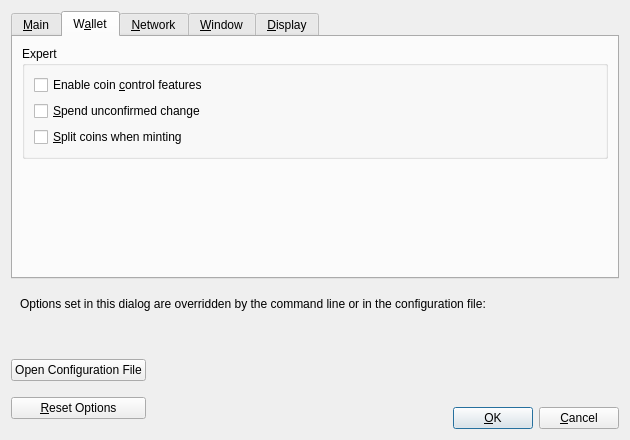
This is src/qt/forms/optionsdialog.ui in equalishcoin/equalishcoind as Qt 5 draws it before an edit. The edited form follows.
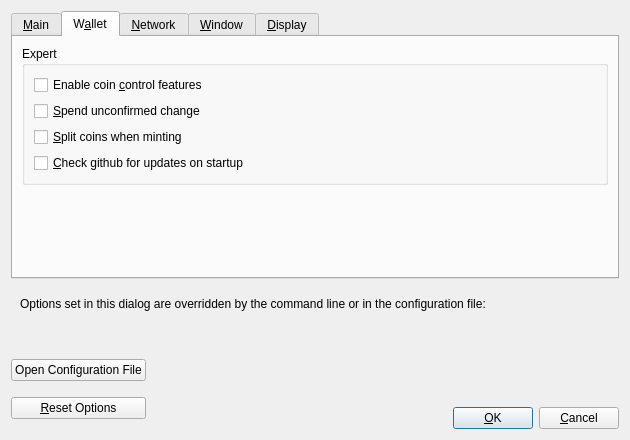
This is the edited form. The open tabs and pages were chosen to show the change. Custom widgets are drawn as their Qt base class.

Commit message: add check for latest version from github

```diff
--- a/src/qt/forms/optionsdialog.ui
+++ b/src/qt/forms/optionsdialog.ui
@@ -186,6 +186,16 @@
             </property>
            </widget>
           </item>
+          <item>
+           <widget class="QCheckBox" name="checkGithub">
+            <property name="toolTip">
+             <string>Whether to check official github for wallet updates on the startup.</string>
+            </property>
+            <property name="text">
+             <string>&amp;Check github for updates on startup</string>
+            </property>
+           </widget>
+          </item>
          </layout>
         </widget>
        </item>
```
The commit also changes 8 other files.
